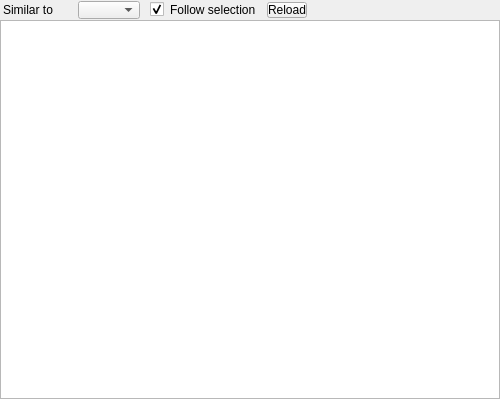
First picture: the form in src/library/similar/dlgsimilar.ui, repository xorik/mixxx, before the edit.
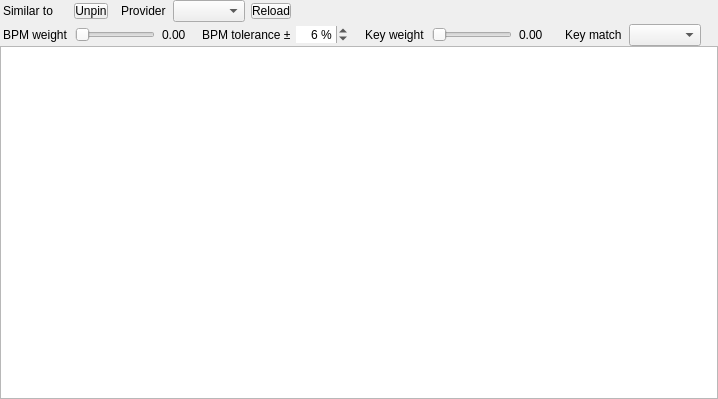
Second picture: the form after the edit.

Commit message: Similar pane: tempo and key weights, per-tool ranks, seed follows the decks

Patch:
```diff
--- a/src/library/similar/dlgsimilar.ui
+++ b/src/library/similar/dlgsimilar.ui
@@ -31,23 +31,16 @@
    </property>
    <item>
     <widget class="QWidget" name="LibraryFeatureControls">
-      <layout class="QHBoxLayout" name="horizontalLayout">
-       <property name="spacing">
-        <number>0</number>
-       </property>
-       <property name="leftMargin">
-        <number>0</number>
-       </property>
-       <property name="topMargin">
-        <number>0</number>
-       </property>
-       <property name="rightMargin">
-        <number>0</number>
-       </property>
-       <property name="bottomMargin">
-        <number>0</number>
-       </property>
-       <item>
+     <layout class="QVBoxLayout" name="controlsLayout">
+      <property name="spacing"><number>2</number></property>
+      <property name="leftMargin"><number>0</number></property>
+      <property name="topMargin"><number>0</number></property>
+      <property name="rightMargin"><number>0</number></property>
+      <property name="bottomMargin"><number>0</number></property>
+      <item>
+       <layout class="QHBoxLayout" name="seedRow">
+        <property name="spacing"><number>0</number></property>
+        <item>
         <widget class="QLabel" name="labelSeedCaption">
          <property name="styleSheet">
           <string notr="true">margin-right: 5px;</string>
@@ -56,66 +49,44 @@
           <string>Similar to</string>
          </property>
         </widget>
-       </item>
-       <item>
+        </item>
+        <item>
         <widget class="QLabel" name="labelSeed">
-         <property name="toolTip">
-          <string>The track the list is computed for.</string>
-         </property>
-         <property name="text">
-          <string>&lt;no track selected&gt;</string>
-         </property>
+         
+         <property name="toolTip"><string>The track the list is computed for. It follows the deck that is playing.</string></property>
+         <property name="text"><string>&lt;no track playing&gt;</string></property>
         </widget>
-       </item>
-       <item>
+        </item>
+        <item>
+        <widget class="QPushButton" name="pushButtonUnpin">
+         <property name="focusPolicy"><enum>Qt::NoFocus</enum></property>
+         <property name="styleSheet"><string notr="true">margin-left: 6px;</string></property>
+         <property name="toolTip"><string>The seed was picked by hand and no longer follows the decks. Click to follow the decks again.</string></property>
+         <property name="text"><string>Unpin</string></property>
+        </widget>
+        </item>
+        <item>
+        <widget class="QLabel" name="labelProviderCaption">
+         <property name="styleSheet"><string notr="true">margin-left: 10px; margin-right: 4px;</string></property>
+         <property name="toolTip"><string>Which model ranks the tracks.</string></property>
+         <property name="text"><string>Provider</string></property>
+        </widget>
+        </item>
+        <item>
         <widget class="QComboBox" name="comboBoxProvider">
-         <property name="focusPolicy">
-          <enum>Qt::NoFocus</enum>
-         </property>
-         <property name="styleSheet">
-          <string notr="true">margin-left: 10px;</string>
-         </property>
-         <property name="toolTip">
-          <string>Which model ranks the tracks. Consensus averages the ranks of all models.</string>
-         </property>
+         <property name="focusPolicy"><enum>Qt::NoFocus</enum></property>
+         <property name="toolTip"><string>Which model ranks the tracks. Consensus averages the ranks of all models.</string></property>
         </widget>
-       </item>
-       <item>
-        <widget class="QCheckBox" name="checkBoxFollowSelection">
-         <property name="focusPolicy">
-          <enum>Qt::NoFocus</enum>
-         </property>
-         <property name="styleSheet">
-          <string notr="true">margin-left: 10px;</string>
-         </property>
-         <property name="toolTip">
-          <string>Recompute the list whenever another track is selected in the library.</string>
-         </property>
-         <property name="text">
-          <string>Follow selection</string>
-         </property>
-         <property name="checked">
-          <bool>true</bool>
-         </property>
-        </widget>
-       </item>
-       <item>
+        </item>
+        <item>
         <widget class="QPushButton" name="pushButtonReload">
-         <property name="focusPolicy">
-          <enum>Qt::NoFocus</enum>
-         </property>
-         <property name="styleSheet">
-          <string notr="true">margin-left: 10px;</string>
-         </property>
-         <property name="toolTip">
-          <string>Ask the stand again: for the provider list and for this track.</string>
-         </property>
-         <property name="text">
-          <string>Reload</string>
-         </property>
+         <property name="focusPolicy"><enum>Qt::NoFocus</enum></property>
+         <property name="styleSheet"><string notr="true">margin-left: 6px;</string></property>
+         <property name="toolTip"><string>Ask the stand again: for the provider list and for this track.</string></property>
+         <property name="text"><string>Reload</string></property>
         </widget>
-       </item>
-       <item>
+        </item>
+        <item>
         <widget class="QLabel" name="labelStatus">
          <property name="styleSheet">
           <string notr="true">margin-left: 10px;</string>
@@ -127,21 +98,117 @@
           <string/>
          </property>
         </widget>
-       </item>
-       <item>
-        <spacer name="horizontalSpacer">
-         <property name="orientation">
-          <enum>Qt::Horizontal</enum>
-         </property>
-         <property name="sizeHint" stdset="0">
-          <size>
-           <width>40</width>
-           <height>20</height>
-          </size>
-         </property>
-        </spacer>
-       </item>
-      </layout>
+        </item>
+        <item>
+         <spacer name="seedSpacer">
+          <property name="orientation"><enum>Qt::Horizontal</enum></property>
+          <property name="sizeHint" stdset="0"><size><width>40</width><height>20</height></size></property>
+         </spacer>
+        </item>
+       </layout>
+      </item>
+      <item>
+       <layout class="QHBoxLayout" name="weightRow">
+        <property name="spacing"><number>0</number></property>
+        <item>
+        <widget class="QLabel" name="labelBpmWeightCaption">
+         <property name="styleSheet"><string notr="true">margin-right: 4px;</string></property>
+         <property name="toolTip"><string>How much a tempo difference pushes a track down. 0 ignores tempo, 1 hides everything outside the range.</string></property>
+         <property name="text"><string>BPM weight</string></property>
+        </widget>
+        </item>
+        <item>
+        <widget class="QSlider" name="sliderBpmWeight">
+         <property name="focusPolicy"><enum>Qt::NoFocus</enum></property>
+         <property name="minimumSize"><size><width>80</width><height>0</height></size></property>
+         <property name="maximumSize"><size><width>110</width><height>16777215</height></size></property>
+         <property name="toolTip"><string>How much a tempo difference pushes a track down. 0 ignores tempo, 1 hides everything outside the range.</string></property>
+         <property name="maximum"><number>100</number></property>
+         <property name="pageStep"><number>10</number></property>
+         <property name="orientation"><enum>Qt::Horizontal</enum></property>
+        </widget>
+        </item>
+        <item>
+        <widget class="QLabel" name="labelBpmWeight">
+         <property name="styleSheet"><string notr="true">margin-left: 4px; margin-right: 10px;</string></property>
+         
+         <property name="text"><string>0.00</string></property>
+        </widget>
+        </item>
+        <item>
+        <widget class="QLabel" name="labelBpmRangeCaption">
+         <property name="styleSheet"><string notr="true">margin-right: 2px;</string></property>
+         <property name="toolTip"><string>Tempo tolerance in per cent: the range over which the penalty grows from none to full.</string></property>
+         <property name="text"><string>BPM tolerance ±</string></property>
+        </widget>
+        </item>
+        <item>
+        <widget class="QSpinBox" name="spinBoxBpmRange">
+         <property name="focusPolicy"><enum>Qt::ClickFocus</enum></property>
+         <property name="minimumSize"><size><width>52</width><height>0</height></size></property>
+         <property name="toolTip"><string>Tempo tolerance in per cent: the range over which the penalty grows from none to full.</string></property>
+         <property name="frame"><bool>false</bool></property>
+         <property name="alignment"><set>Qt::AlignRight|Qt::AlignVCenter</set></property>
+         <property name="suffix"><string> %</string></property>
+         <property name="minimum"><number>1</number></property>
+         <property name="maximum"><number>50</number></property>
+         <property name="value"><number>6</number></property>
+        </widget>
+        </item>
+        <item>
+        <widget class="QLabel" name="labelKeyWeightCaption">
+         <property name="styleSheet"><string notr="true">margin-left: 14px; margin-right: 4px;</string></property>
+         <property name="toolTip"><string>How much a key mismatch pushes a track down. 0 ignores key, 1 hides everything that does not match.</string></property>
+         <property name="text"><string>Key weight</string></property>
+        </widget>
+        </item>
+        <item>
+        <widget class="QSlider" name="sliderKeyWeight">
+         <property name="focusPolicy"><enum>Qt::NoFocus</enum></property>
+         <property name="minimumSize"><size><width>80</width><height>0</height></size></property>
+         <property name="maximumSize"><size><width>110</width><height>16777215</height></size></property>
+         <property name="toolTip"><string>How much a key mismatch pushes a track down. 0 ignores key, 1 hides everything that does not match.</string></property>
+         <property name="maximum"><number>100</number></property>
+         <property name="pageStep"><number>10</number></property>
+         <property name="orientation"><enum>Qt::Horizontal</enum></property>
+        </widget>
+        </item>
+        <item>
+        <widget class="QLabel" name="labelKeyWeight">
+         <property name="styleSheet"><string notr="true">margin-left: 4px; margin-right: 6px;</string></property>
+         
+         <property name="text"><string>0.00</string></property>
+        </widget>
+        </item>
+        <item>
+        <widget class="QLabel" name="labelKeyModeCaption">
+         <property name="styleSheet"><string notr="true">margin-left: 10px; margin-right: 4px;</string></property>
+         <property name="toolTip"><string>What counts as a key mismatch.</string></property>
+         <property name="text"><string>Key match</string></property>
+        </widget>
+        </item>
+        <item>
+        <widget class="QComboBox" name="comboBoxKeyMode">
+         <property name="focusPolicy"><enum>Qt::NoFocus</enum></property>
+         <property name="toolTip"><string>What counts as a key mismatch.</string></property>
+        </widget>
+        </item>
+        <item>
+        <widget class="QLabel" name="labelHidden">
+         <property name="styleSheet"><string notr="true">margin-left: 10px;</string></property>
+         <property name="toolTip"><string>Tracks the weights removed from the list.</string></property>
+         <property name="text"><string></string></property>
+        </widget>
+        </item>
+        <item>
+         <spacer name="weightSpacer">
+          <property name="orientation"><enum>Qt::Horizontal</enum></property>
+          <property name="sizeHint" stdset="0"><size><width>40</width><height>20</height></size></property>
+         </spacer>
+        </item>
+       </layout>
+      </item>
+     </layout>
     </widget>
    </item>
    <item>
```
Left out of the diff: 58 changed lines with no effect on the pictures. The commit also changes 13 other files.
